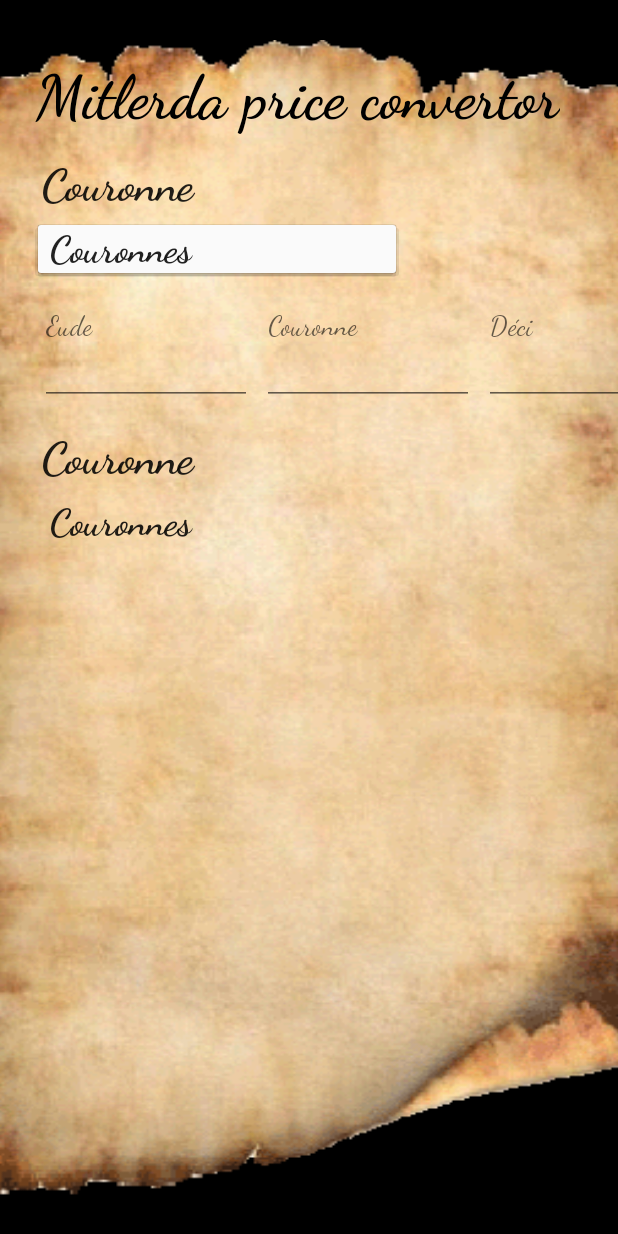
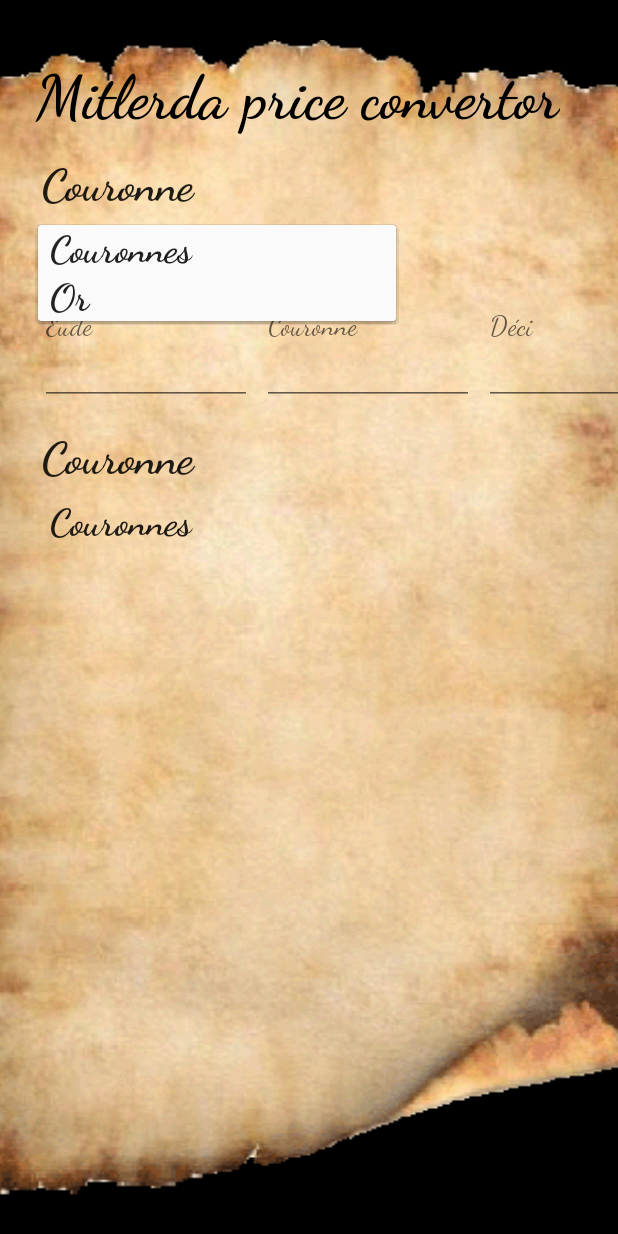
Before and after one commit to Celdin/Mitlerda-price-convertor, an Android app: the screen it shows after launch (MainActivity), after a tap on "Couronnes", on a phone screen of 412 x 824 dp. Run offline under Robolectric (Android 15) with nearby library versions, the phone set to English and light mode, and no system bars.

Commit message:
ajout des noms correcte des monaie

```diff
--- a/app/src/main/java/com/mitlerda/aryanne/mitlerdapriceconvertor/MainActivity.java
+++ b/app/src/main/java/com/mitlerda/aryanne/mitlerdapriceconvertor/MainActivity.java
@@ -160,21 +160,21 @@ public class MainActivity extends AppCompatActivity {
             switch (to){
                 case Couronne:
                     for(CouronneDivision division : CouronneDivision.values()){
-                        Result result1 = new Result(value, result, division, division.name()).invoke();
+                        Result result1 = new Result(value, result, division, division.getNom(subTo.getIndexNom())).invoke();
                         value = result1.getValue();
                         result = result1.getResult();
                     }
                     break;
                 case Lire:
                     for(LireDivision division : LireDivision.values()){
-                        Result result1 = new Result(value, result, division, division.name()).invoke();
+                        Result result1 = new Result(value, result, division, division.getNom(subTo.getIndexNom())).invoke();
                         value = result1.getValue();
                         result = result1.getResult();
                     }
                     break;
                 case Mark:
                     for(MarkDivision division : MarkDivision.values()){
-                        Result result1 = new Result(value, result, division, division.name()).invoke();
+                        Result result1 = new Result(value, result, division, division.getNom(subTo.getIndexNom())).invoke();
                         value = result1.getValue();
                         result = result1.getResult();
                     }
@@ -224,13 +224,7 @@ public class MainActivity extends AppCompatActivity {
                     case From:
                         setFrom(monnaieType);
                         setSubFrom(subMonnaie);
-                        fromEditor.updateField(monnaieType.getBaseDivision(), new TextView.OnEditorActionListener() {
-                            @Override
-                            public boolean onEditorAction(TextView textView, int i, KeyEvent keyEvent) {
-                                calcul();
-                                return false;
-                            }
-                        });
+                        updateField(monnaieType, subMonnaie);
                         break;
                     case To:
                         setTo(monnaieType);
@@ -246,6 +240,16 @@ public class MainActivity extends AppCompatActivity {
         public void onNothingSelected(AdapterView<?> adapterView) {
             return;
         }
+    }
+
+    private void updateField(MonnaieType monnaieType, Monnaie subMonnaie) {
+        fromEditor.updateField(monnaieType.getBaseDivision(), subMonnaie, new TextView.OnEditorActionListener() {
+            @Override
+            public boolean onEditorAction(TextView textView, int i, KeyEvent keyEvent) {
+                calcul();
+                return false;
+            }
+        });
     }
 
     private class SubSpinnerListener implements AdapterView.OnItemSelectedListener {
@@ -273,6 +277,7 @@ public class MainActivity extends AppCompatActivity {
             switch (entry) {
                 case From:
                     setSubFrom(subFrom);
+                    updateField(from, subFrom);
                     break;
                 case To:
                     setSubTo(subFrom);
--- a/app/src/main/java/com/mitlerda/aryanne/mitlerdapriceconvertor/data/CouronneDivision.java
+++ b/app/src/main/java/com/mitlerda/aryanne/mitlerdapriceconvertor/data/CouronneDivision.java
@@ -7,15 +7,17 @@ import java.math.BigDecimal;
  */
 
 public enum CouronneDivision implements Division {
-    Eude(10d),
-    Couronne(1d),
-    Déci(0.1d),
-    Cent(0.01d);
+    Eude(10d, new String[] {"Eude", "Platine"}),
+    Couronne(1d, new String[] {"Couronne", "Or"}),
+    Déci(0.1d, new String[] {"Déci", "Cuivre"}),
+    Cent(0.01d, new String[] {"Cent", "Bronze"});
 
     private BigDecimal toReference;
+    private String[] noms;
 
-    CouronneDivision(double toReference) {
+    CouronneDivision(double toReference, String[] noms) {
         this.toReference = BigDecimal.valueOf(toReference);
+        this.noms = noms;
     }
 
     @Override
@@ -27,4 +29,9 @@ public enum CouronneDivision implements Division {
     public BigDecimal fromReference(BigDecimal value) {
         return value.divide(toReference, 5, BigDecimal.ROUND_HALF_UP);
     }
+
+    @Override
+    public String getNom(int index) {
+        return noms[index];
+    }
 }
--- a/app/src/main/java/com/mitlerda/aryanne/mitlerdapriceconvertor/data/CouronneType.java
+++ b/app/src/main/java/com/mitlerda/aryanne/mitlerdapriceconvertor/data/CouronneType.java
@@ -7,15 +7,17 @@ import java.math.BigDecimal;
  */
 
 public enum CouronneType implements Monnaie {
-    Couronnes("Couronnes", 1f);
+    Couronnes("Couronnes", 1f, 0),
+    Or("Or", 1f, 1);
 
     private String nom;
     private BigDecimal toCouronne;
+    private int indexNom;
 
-    CouronneType(String nom, float toCouronne) {
-
+    CouronneType(String nom, float toCouronne, int indexNom) {
         this.nom = nom;
         this.toCouronne = BigDecimal.valueOf(toCouronne);
+        this.indexNom = indexNom;
     }
 
     @Override
@@ -29,6 +31,11 @@ public enum CouronneType implements Monnaie {
     }
 
     @Override
+    public int getIndexNom() {
+        return indexNom;
+    }
+
+    @Override
     public BigDecimal toCouronne(BigDecimal value) {
         return value.multiply(getToCouronne());
     }
--- a/app/src/main/java/com/mitlerda/aryanne/mitlerdapriceconvertor/data/Division.java
+++ b/app/src/main/java/com/mitlerda/aryanne/mitlerdapriceconvertor/data/Division.java
@@ -9,4 +9,5 @@ import java.math.BigDecimal;
 public interface Division {
     public BigDecimal toReference(BigDecimal value);
     public BigDecimal fromReference(BigDecimal value);
+    public String getNom(int index);
 }
--- a/app/src/main/java/com/mitlerda/aryanne/mitlerdapriceconvertor/data/LireDivision.java
+++ b/app/src/main/java/com/mitlerda/aryanne/mitlerdapriceconvertor/data/LireDivision.java
@@ -7,14 +7,16 @@ import java.math.BigDecimal;
  */
 
 public enum LireDivision implements Division {
-    Lire(1),
-    Sou(1d/20),
-    Denier(1d/240);
+    Lire(1, new String[] {"Lire", "Livre"}),
+    Sou(1d/20, new String[] {"Sou", "Shilling"}),
+    Denier(1d/240, new String[] {"Denier", "Pence"});
 
     private BigDecimal toReference;
+    private String[] noms;
 
-    LireDivision(double toReference) {
+    LireDivision(double toReference, String[] noms) {
         this.toReference = BigDecimal.valueOf(toReference);
+        this.noms = noms;
     }
 
     @Override
@@ -26,4 +28,9 @@ public enum LireDivision implements Division {
     public BigDecimal fromReference(BigDecimal value) {
         return value.divide(toReference, 5, BigDecimal.ROUND_HALF_UP);
     }
+
+    @Override
+    public String getNom(int index) {
+        return noms[index];
+    }
 }
--- a/app/src/main/java/com/mitlerda/aryanne/mitlerdapriceconvertor/data/LireType.java
+++ b/app/src/main/java/com/mitlerda/aryanne/mitlerdapriceconvertor/data/LireType.java
@@ -7,25 +7,32 @@ import java.math.BigDecimal;
  */
 
 public enum LireType implements Monnaie {
-    LireMonavidienne("Lire monavidienne", 1.5f),
-    LivreSiennate("Livre siennate", 1.2f),
-    LivreGatz("Livre de Gatz", 1f),
-    LivreYorkbury("Livre de Yorkbury", 0.8f),
-    LivreHighwall("Livre de Highwall", 0.7f),
-    LivreCortezienne("Livre cortezienne", 1.1f);
+    LireMonavidienne("Lire monavidienne", 1.5f, 0),
+    LivreSiennate("Livre siennate", 1.2f, 1),
+    LivreGatz("Livre de Gatz", 1f, 1),
+    LivreYorkbury("Livre de Yorkbury", 0.8f, 1),
+    LivreHighwall("Livre de Highwall", 0.7f, 1),
+    LivreCortezienne("Livre cortezienne", 1.1f, 1);
 
     private String nom;
     private BigDecimal toCouronne;
+    private int indexNom;
 
-    LireType(String nom, float toCouronne) {
 
+    LireType(String nom, float toCouronne, int indexNom) {
         this.nom = nom;
         this.toCouronne = BigDecimal.valueOf(toCouronne);
+        this.indexNom = indexNom;
     }
 
     @Override
     public String getNom() {
         return nom;
+    }
+
+    @Override
+    public int getIndexNom() {
+        return indexNom;
     }
 
     @Override
--- a/app/src/main/java/com/mitlerda/aryanne/mitlerdapriceconvertor/data/MarkDivision.java
+++ b/app/src/main/java/com/mitlerda/aryanne/mitlerdapriceconvertor/data/MarkDivision.java
@@ -7,13 +7,15 @@ import java.math.BigDecimal;
  */
 
 public enum MarkDivision implements Division {
-    Schwer(1000d),
-    mark(1d);
+    Schwer(1000d, new String[] {"Schwer"}),
+    Mark(1d, new String[] {"Mark"});
 
     private BigDecimal toReference;
+    private String[] noms;
 
-    MarkDivision(double toReference) {
+    MarkDivision(double toReference, String[] noms) {
         this.toReference = BigDecimal.valueOf(toReference);
+        this.noms = noms;
     }
 
     @Override
@@ -25,4 +27,9 @@ public enum MarkDivision implements Division {
     public BigDecimal fromReference(BigDecimal value) {
         return value.divide(toReference, 5, BigDecimal.ROUND_HALF_UP);
     }
+
+    @Override
+    public String getNom(int index) {
+        return noms[index];
+    }
 }
--- a/app/src/main/java/com/mitlerda/aryanne/mitlerdapriceconvertor/data/MarkType.java
+++ b/app/src/main/java/com/mitlerda/aryanne/mitlerdapriceconvertor/data/MarkType.java
@@ -7,18 +7,19 @@ import java.math.BigDecimal;
  */
 
 public enum MarkType implements Monnaie {
-    MarkPrartien("mark prartien", 0.02f),
-    MarkVennesien("mark vennesien", 0.08f),
-    MarkDen("mark den", 0.02f);
+    MarkPrartien("mark prartien", 0.02f, 0),
+    MarkVennesien("mark vennesien", 0.08f, 0),
+    MarkDen("mark den", 0.02f, 0);
 
     private String nom;
+    private BigDecimal toCouronne;
+    private int indexNom;
 
-    private BigDecimal toCouronne;
-
-    MarkType(String nom, float toCouronne) {
+    MarkType(String nom, float toCouronne, int indexNom) {
 
         this.nom = nom;
         this.toCouronne = BigDecimal.valueOf(toCouronne);
+        this.indexNom = indexNom;
     }
 
     @Override
@@ -40,4 +41,9 @@ public enum MarkType implements Monnaie {
     public BigDecimal fromCouronne(BigDecimal value) {
         return value.divide(getToCouronne(), 5, BigDecimal.ROUND_HALF_UP);
     }
+
+    @Override
+    public int getIndexNom() {
+        return indexNom;
+    }
 }
--- a/app/src/main/java/com/mitlerda/aryanne/mitlerdapriceconvertor/data/Monnaie.java
+++ b/app/src/main/java/com/mitlerda/aryanne/mitlerdapriceconvertor/data/Monnaie.java
@@ -11,6 +11,8 @@ public interface Monnaie {
 
     public BigDecimal getToCouronne();
 
+    public int getIndexNom();
+
     public BigDecimal toCouronne(BigDecimal value);
 
     public BigDecimal fromCouronne(BigDecimal value);
--- a/app/src/main/java/com/mitlerda/aryanne/mitlerdapriceconvertor/data/MonnaieType.java
+++ b/app/src/main/java/com/mitlerda/aryanne/mitlerdapriceconvertor/data/MonnaieType.java
@@ -6,7 +6,7 @@ package com.mitlerda.aryanne.mitlerdapriceconvertor.data;
 
 public enum MonnaieType {
     Couronne(CouronneDivision.Couronne),
-    Mark(MarkDivision.mark),
+    Mark(MarkDivision.Mark),
     Lire(LireDivision.Lire);
 
     Division baseDivision;
--- a/app/src/main/java/com/mitlerda/aryanne/mitlerdapriceconvertor/view/FromEditor.java
+++ b/app/src/main/java/com/mitlerda/aryanne/mitlerdapriceconvertor/view/FromEditor.java
@@ -1,26 +1,20 @@
 package com.mitlerda.aryanne.mitlerdapriceconvertor.view;
 
 import android.content.Context;
-import android.content.res.TypedArray;
-import android.graphics.Rect;
 import android.graphics.Typeface;
-import android.provider.FontsContract;
 import android.support.v7.widget.AppCompatEditText;
-import android.text.Editable;
 import android.text.InputType;
 import android.util.AttributeSet;
-import android.view.Gravity;
 import android.view.View;
 import android.view.ViewGroup;
-import android.widget.EditText;
 import android.widget.RemoteViews;
 import android.widget.TextView;
 
-import com.mitlerda.aryanne.mitlerdapriceconvertor.R;
 import com.mitlerda.aryanne.mitlerdapriceconvertor.data.CouronneDivision;
 import com.mitlerda.aryanne.mitlerdapriceconvertor.data.Division;
 import com.mitlerda.aryanne.mitlerdapriceconvertor.data.LireDivision;
 import com.mitlerda.aryanne.mitlerdapriceconvertor.data.MarkDivision;
+import com.mitlerda.aryanne.mitlerdapriceconvertor.data.Monnaie;
 
 import java.math.BigDecimal;
 
@@ -52,7 +46,7 @@ public class FromEditor extends ViewGroup {
         this.context = context;
     }
 
-    public void updateField(Division division, TextView.OnEditorActionListener onEditorActionListener){
+    public void updateField(Division division, Monnaie monnaieType, TextView.OnEditorActionListener onEditorActionListener){
         removeAllViews();
         int count = 0;
         int width = getWidth();
@@ -63,19 +57,25 @@ public class FromEditor extends ViewGroup {
             count = CouronneDivision.values().length;
             childWidth = width / count - padding;
             for (int i = 0; i < count; i++){
-                DivisionEditor child = new DivisionEditor(context, onEditorActionListener, CouronneDivision.values()[i]);
+                final CouronneDivision division1 = CouronneDivision.values()[i];
+                final String hint = division1.getNom(monnaieType.getIndexNom());
+                DivisionEditor child = new DivisionEditor(context, onEditorActionListener, division1, hint);
                 addView(child);
             }
         }else if (division instanceof LireDivision){
             count = LireDivision.values().length;
             for (int i = 0; i < count; i++){
-                DivisionEditor child = new DivisionEditor(context, onEditorActionListener, LireDivision.values()[i]);
+                final LireDivision division1 = LireDivision.values()[i];
+                final String hint = division1.getNom(monnaieType.getIndexNom());
+                DivisionEditor child = new DivisionEditor(context, onEditorActionListener, division1, hint);
                 addView(child);
             }
         }else if(division instanceof MarkDivision){
             count = MarkDivision.values().length;
             for (int i = 0; i < count; i++){
-                DivisionEditor child = new DivisionEditor(context, onEditorActionListener, MarkDivision.values()[i]);
+                final MarkDivision division1 = MarkDivision.values()[i];
+                final String hint = division1.getNom(monnaieType.getIndexNom());
+                DivisionEditor child = new DivisionEditor(context, onEditorActionListener, division1, hint);
                 addView(child);
             }
         }
@@ -134,29 +134,13 @@ public class FromEditor extends ViewGroup {
 
         private Division division;
 
-        public DivisionEditor(Context context, String hint) {
+        public DivisionEditor(Context context, TextView.OnEditorActionListener onEditorActionListener, Division division, String hint) {
             super(context);
+            this.division = division;
+            setOnEditorActionListener(onEditorActionListener);
             setInputType(InputType.TYPE_CLASS_NUMBER);
             setTypeface(Typeface.create("cursive", Typeface.NORMAL));
             setHint(hint);
-        }
-
-        public DivisionEditor(Context context, TextView.OnEditorActionListener onEditorActionListener, CouronneDivision division) {
-            this(context, division.name());
-            this.division = division;
-            setOnEditorActionListener(onEditorActionListener);
-        }
-
-        public DivisionEditor(Context context, TextView.OnEditorActionListener onEditorActionListener, LireDivision division) {
-            this(context, division.name());
-            this.division = division;
-            setOnEditorActionListener(onEditorActionListener);
-        }
-
-        public DivisionEditor(Context context, TextView.OnEditorActionListener onEditorActionListener, MarkDivision division) {
-            this(context, division.name());
-            this.division = division;
-            setOnEditorActionListener(onEditorActionListener);
         }
 
         public BigDecimal getValue(){
```
